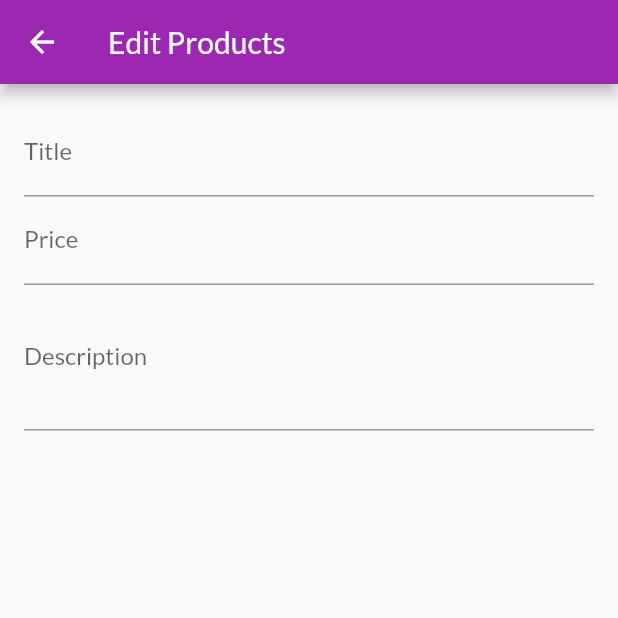
After one commit to gr-rishad/shop_app, a Flutter app: the EditProductScreen screen opened by its route, on a phone screen of 412 x 824 dp, the top half of it. The commit adds this screen. Run offline on Flutter 3.47's test engine with Material 2 defaults, Android fonts, the phone set to English and light mode, and no system bars; network calls fail.

Commit message:
working with input forms

```diff
--- a/lib/main.dart
+++ b/lib/main.dart
@@ -10,6 +10,8 @@ import './providers/cart.dart';
 
 import 'providers/products.dart';
 import './screens/orders_screen.dart';
+import './screens/user_products_screen.dart';
+import './screens/edit_product_screen.dart';
 
 void main() {
   runApp(
@@ -37,6 +39,8 @@ void main() {
           ProductDetailsScreen.routeName: (ctx) => ProductDetailsScreen(),
           CartScreen.routeName: (ctx) => CartScreen(),
           OrdersScreen.routeName: (ctx) => OrdersScreen(),
+          UserProductsScreen.routeName: (ctx) => UserProductsScreen(),
+          EditProductScreen.routeName: (ctx) => EditProductScreen(),
         },
       ),
     ),
--- /dev/null
+++ b/lib/screens/edit_product_screen.dart
@@ -0,0 +1,60 @@
+import 'package:flutter/material.dart';
+
+class EditProductScreen extends StatefulWidget {
+  static const routeName = '/edit-product';
+
+  @override
+  _EditProductScreenState createState() => _EditProductScreenState();
+}
+
+class _EditProductScreenState extends State<EditProductScreen> {
+  final _priceFocusNode = FocusNode();
+  final _descriptionFocusNode = FocusNode();
+
+  @override
+  void dispose() {
+    _priceFocusNode.dispose();
+    _descriptionFocusNode.dispose();
+    super.dispose();
+  }
+
+  @override
+  Widget build(BuildContext context) {
+    return Scaffold(
+      appBar: AppBar(
+        title: Text('Edit Products'),
+      ),
+      body: Padding(
+        padding: EdgeInsets.all(16),
+        child: Form(
+          child: ListView(
+            children: [
+              TextFormField(
+                decoration: InputDecoration(labelText: 'Title'),
+                textInputAction: TextInputAction.next,
+                onFieldSubmitted: (_) {
+                  FocusScope.of(context).requestFocus(_priceFocusNode);
+                },
+              ),
+              TextFormField(
+                decoration: InputDecoration(labelText: 'Price'),
+                textInputAction: TextInputAction.next,
+                keyboardType: TextInputType.number,
+                focusNode: _priceFocusNode,
+                onFieldSubmitted: (_) {
+                  FocusScope.of(context).requestFocus(_descriptionFocusNode);
+                },
+              ),
+              TextFormField(
+                decoration: InputDecoration(labelText: 'Description'),
+                maxLines: 3,
+                keyboardType: TextInputType.multiline,
+                focusNode: _descriptionFocusNode,
+              ),
+            ],
+          ),
+        ),
+      ),
+    );
+  }
+}
--- a/lib/widgets/app_drawer.dart
+++ b/lib/widgets/app_drawer.dart
@@ -1,3 +1,4 @@
+import '../screens/user_products_screen.dart';
 import 'package:flutter/material.dart';
 import '../screens/orders_screen.dart';
 
@@ -27,6 +28,15 @@ class AppDrawer extends StatelessWidget {
                   .pushReplacementNamed(OrdersScreen.routeName);
             },
           ),
+          Divider(),
+          ListTile(
+            leading: Icon(Icons.edit),
+            title: Text('Manage Products'),
+            onTap: () {
+              Navigator.of(context)
+                  .pushReplacementNamed(UserProductsScreen.routeName);
+            },
+          ),
         ],
       ),
     );
```
Also changed, not shown: lib/providers/cart.dart (+24 -0 lines), lib/screens/user_products_screen.dart (added, +44 -0 lines), lib/widgets/cart_item.dart (+25 -0 lines), lib/widgets/product_item.dart (+14 -0 lines), lib/widgets/user_product_item.dart (added, +35 -0 lines).
